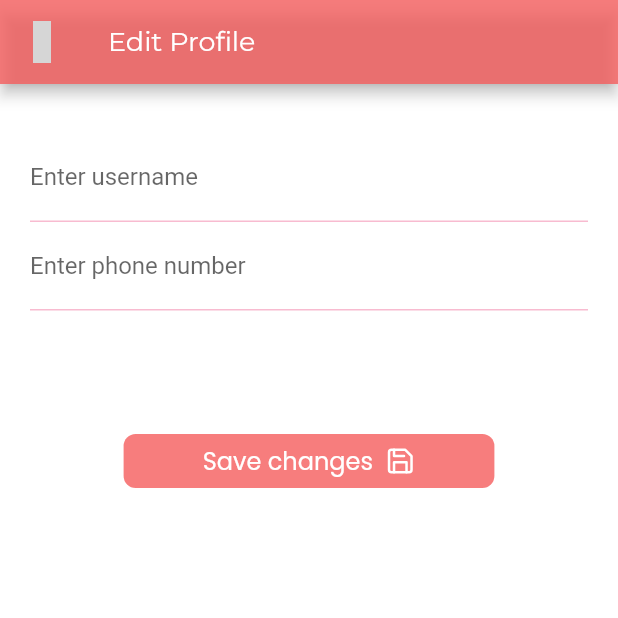
After one commit to mharsh13/charlie_customer_app, a Flutter app: the ProfileScreen screen opened directly, after a tap on "My Profile", on a phone screen of 412 x 824 dp, the top half of it. The commit adds this screen. Run offline on Flutter 3.47's test engine with Material 2 defaults, Android fonts, the phone set to English and light mode, and no system bars; our stand-ins replace cached_network_image, cloud_firestore, firebase_auth, firebase_core, flutter_feather_icons, flutter_spinkit and 6 more; missing offline and left inert: smart_select; accounts and stored records are empty; grey boxes are pictures that could not be loaded.

Commit message:
edit profile done!

```diff
--- a/lib/Screens/DashboardScreen.dart
+++ b/lib/Screens/DashboardScreen.dart
@@ -96,8 +96,9 @@ class _DashboardScreenState extends State<DashboardScreen> {
                     padding: EdgeInsets.symmetric(horizontal: 20),
                     child: Text(
                       userInfo != null
-                          ? "Hello " +
-                              "${userInfo.username.substring(0, userInfo.username.indexOf(" "))}!"
+                          ? userInfo.username.contains(" ")
+                              ? "Hello ${userInfo.username.substring(0, userInfo.username.indexOf(" "))}!"
+                              : "Hello ${userInfo.username}!"
                           : "Hello!",
                       style: GoogleFonts.montserrat(
                         color: HexColor("#302a30").withOpacity(.8),
--- /dev/null
+++ b/lib/Screens/EditProfile.dart
@@ -0,0 +1,211 @@
+import 'package:charlie_customer_app/Models/UserModel.dart';
+import 'package:charlie_customer_app/Providers/UserProvider.dart';
+import 'package:cloud_firestore/cloud_firestore.dart';
+import 'package:firebase_auth/firebase_auth.dart';
+import 'package:flutter/material.dart';
+import 'package:flutter_feather_icons/flutter_feather_icons.dart';
+import 'package:flutter_spinkit/flutter_spinkit.dart';
+import 'package:google_fonts/google_fonts.dart';
+import 'package:hexcolor/hexcolor.dart';
+import 'package:material_design_icons_flutter/material_design_icons_flutter.dart';
+import 'package:provider/provider.dart';
+
+class EditProfileScreen extends StatefulWidget {
+  @override
+  _EditProfileScreenState createState() => _EditProfileScreenState();
+}
+
+class _EditProfileScreenState extends State<EditProfileScreen> {
+  TextEditingController phoneNo = new TextEditingController();
+  TextEditingController username = new TextEditingController();
+  final _editProf = GlobalKey<FormState>();
+
+  UserModel userInfo;
+  bool _isLoading = false;
+  FirebaseFirestore firestore = FirebaseFirestore.instance;
+  final FirebaseAuth _firebaseAuth = FirebaseAuth.instance;
+
+  @override
+  void initState() {
+    userInfo = Provider.of<UserProvider>(context, listen: false).userInfo;
+    phoneNo.text = userInfo.phoneNumber;
+    username.text = userInfo.username;
+    super.initState();
+  }
+
+  @override
+  Widget build(BuildContext context) {
+    var width = MediaQuery.of(context).size.width;
+    var height = MediaQuery.of(context).size.height;
+    return Scaffold(
+      backgroundColor: Colors.white,
+      appBar: AppBar(
+        backgroundColor: HexColor("#f55d5d").withOpacity(.8),
+        leading: GestureDetector(
+          onTap: () {
+            Navigator.of(context).pop();
+          },
+          child: Center(
+            child: Icon(
+              MdiIcons.chevronLeft,
+              color: Colors.white,
+              size: 28,
+            ),
+          ),
+        ),
+        title: Container(
+          width: width * 0.8,
+          child: Text(
+            "Edit Profile",
+            overflow: TextOverflow.ellipsis,
+            style: GoogleFonts.montserrat(
+              color: Colors.white,
+              fontSize: 18,
+              fontWeight: FontWeight.w400,
+            ),
+          ),
+        ),
+      ),
+      body: SingleChildScrollView(
+        child: Padding(
+          padding: const EdgeInsets.symmetric(horizontal: 20),
+          child: Form(
+            key: _editProf,
+            child: Column(
+              crossAxisAlignment: CrossAxisAlignment.center,
+              children: [
+                SizedBox(
+                  height: height * 0.04,
+                ),
+                TextFormField(
+                  validator: (val) {
+                    if (val.isEmpty) {
+                      return "Enter in Field";
+                    } else
+                      return null;
+                  },
+                  controller: username,
+                  cursorColor: HexColor('#f55d5d').withOpacity(.3),
+                  keyboardType: TextInputType.name,
+                  decoration: InputDecoration(
+                    fillColor: Colors.white,
+                    floatingLabelBehavior: FloatingLabelBehavior.never,
+                    focusedBorder: UnderlineInputBorder(
+                      borderSide: BorderSide(
+                        color: HexColor('#f55d5d').withOpacity(.6),
+                        width: 2.0,
+                      ),
+                    ),
+                    enabledBorder: UnderlineInputBorder(
+                      borderSide: BorderSide(
+                        color: Colors.pink[100],
+                      ),
+                    ),
+                    labelText: 'Enter username',
+                  ),
+                ),
+                TextFormField(
+                  validator: (val) {
+                    if (val.isEmpty) {
+                      return "Enter in Field";
+                    } else
+                      return null;
+                  },
+                  controller: phoneNo,
+                  readOnly: true,
+                  cursorColor: HexColor('#f55d5d').withOpacity(.3),
+                  keyboardType: TextInputType.phone,
+                  decoration: InputDecoration(
+                    fillColor: Colors.white,
+                    floatingLabelBehavior: FloatingLabelBehavior.never,
+                    focusedBorder: UnderlineInputBorder(
+                      borderSide: BorderSide(
+                        color: HexColor('#f55d5d').withOpacity(.6),
+                        width: 2.0,
+                      ),
+                    ),
+                    enabledBorder: UnderlineInputBorder(
+                      borderSide: BorderSide(
+                        color: Colors.pink[100],
+                      ),
+                    ),
+                    labelText: 'Enter phone number',
+                  ),
+                ),
+                SizedBox(
+                  height: height * 0.1,
+                ),
+                Center(
+                  child: InkWell(
+                    onTap: () async {
+                      setState(() {
+                        _isLoading = true;
+                      });
+                      CollectionReference userCollection =
+                          firestore.collection("User Information");
+                      await userCollection
+                          .doc(userInfo.id)
+                          .update({"username": username.text}).then((value) {
+                        setState(() {
+                          _isLoading = false;
+                        });
+                        final snackBar = SnackBar(
+                          duration: Duration(seconds: 2),
+                          content: Text('Username Changed'),
+                          backgroundColor: HexColor("#f55d5d").withOpacity(0.8),
+                          action: SnackBarAction(
+                            label: 'Ok',
+                            textColor: Colors.white,
+                            onPressed: () {},
+                          ),
+                        );
+                        ScaffoldMessenger.of(context).showSnackBar(
+                          snackBar,
+                        );
+                      });
+                    },
+                    child: Container(
+                      width: width * 0.6,
+                      padding: EdgeInsets.all(6),
+                      decoration: BoxDecoration(
+                        color: HexColor("#f55d5d").withOpacity(0.8),
+                        borderRadius: BorderRadius.circular(8),
+                      ),
+                      child: _isLoading
+                          ? SpinKitThreeBounce(
+                              color: Colors.white,
+                              size: 24,
+                            )
+                          : Center(
+                              child: Row(
+                                mainAxisAlignment: MainAxisAlignment.center,
+                                children: [
+                                  Text(
+                                    "Save changes",
+                                    style: GoogleFonts.poppins(
+                                      color: Colors.white,
+                                      fontSize: 16,
+                                    ),
+                                  ),
+                                  SizedBox(
+                                    width: width * 0.02,
+                                  ),
+                                  Icon(
+                                    FeatherIcons.save,
+                                    color: Colors.white,
+                                    size: 20,
+                                  )
+                                ],
+                              ),
+                            ),
+                    ),
+                  ),
+                ),
+              ],
+            ),
+          ),
+        ),
+      ),
+    );
+  }
+}
--- a/lib/Screens/ProductDetailScreen.dart
+++ b/lib/Screens/ProductDetailScreen.dart
@@ -100,6 +100,7 @@ class _ProductDetailScreenState extends State<ProductDetailScreen> {
       backgroundColor: Colors.white,
       bottomNavigationBar: Card(
         color: Colors.white,
+        elevation: 20,
         margin: EdgeInsets.all(0),
         child: Container(
           padding: EdgeInsets.symmetric(horizontal: 20),
--- a/lib/Screens/ProfileScreen.dart
+++ b/lib/Screens/ProfileScreen.dart
@@ -1,4 +1,6 @@
 import 'package:charlie_customer_app/Authentication/LoginScreen.dart';
+import 'package:charlie_customer_app/Screens/CartScreen.dart';
+import 'package:charlie_customer_app/Screens/EditProfile.dart';
 import 'package:firebase_auth/firebase_auth.dart';
 import 'package:flutter/material.dart';
 import 'package:flutter_feather_icons/flutter_feather_icons.dart';
@@ -17,7 +19,7 @@ class _ProfileScreenState extends State<ProfileScreen> {
       context: context,
       builder: (ctx) => AlertDialog(
         content: Text(
-          'Are you sure you want to Logout',
+          'Are you sure you want to logout?',
         ),
         actions: [
           TextButton(
@@ -110,7 +112,15 @@ class _ProfileScreenState extends State<ProfileScreen> {
               height: height * 0.04,
             ),
             Divider(),
-            Container(
+            InkWell(
+              onTap: () {
+                Navigator.of(context).push(
+                  MaterialPageRoute(
+                    builder: (context) => EditProfileScreen(),
+                  ),
+                );
+              },
+              child: Container(
                 padding: EdgeInsets.symmetric(horizontal: 30),
                 child: Row(
                   children: [
@@ -133,8 +143,17 @@ class _ProfileScreenState extends State<ProfileScreen> {
                   ],
                 ),
               ),
+            ),
             Divider(),
-            Container(
+            InkWell(
+              onTap: () {
+                Navigator.of(context).push(
+                  MaterialPageRoute(
+                    builder: (context) => CartScreen(),
+                  ),
+                );
+              },
+              child: Container(
                 padding: EdgeInsets.symmetric(horizontal: 30),
                 child: Row(
                   children: [
@@ -155,6 +174,7 @@ class _ProfileScreenState extends State<ProfileScreen> {
                       ),
                     ),
                   ],
+                ),
               ),
             ),
             Divider(),
@@ -254,7 +274,11 @@ class _ProfileScreenState extends State<ProfileScreen> {
               ),
             ),
             Divider(),
-            Container(
+            InkWell(
+              onTap: () {
+                logoutDialog(context);
+              },
+              child: Container(
                 padding: EdgeInsets.symmetric(horizontal: 30),
                 child: Row(
                   children: [
@@ -277,6 +301,7 @@ class _ProfileScreenState extends State<ProfileScreen> {
                   ],
                 ),
               ),
+            ),
           ],
         ),
       ),
```
Lines whose indentation alone changed are shown as unchanged.
